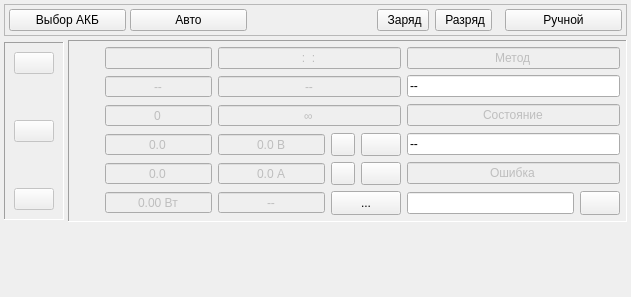
This is zrm/zrmmaindisplay.ui in dostapazov/powermon_v4 as Qt 5 draws it before an edit. The edited form follows.
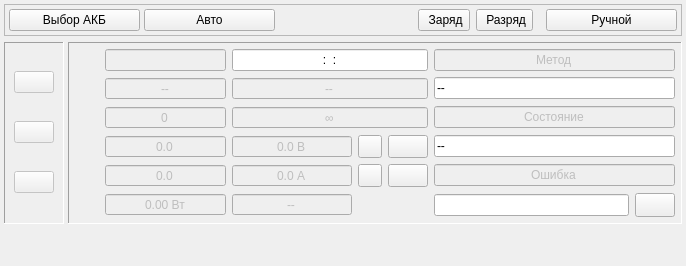
This is the edited form. Icons and pictures are not drawn.

Patch:
```diff
--- a/zrm/zrmmaindisplay.ui
+++ b/zrm/zrmmaindisplay.ui
@@ -6,8 +6,8 @@
    <rect>
     <x>0</x>
     <y>0</y>
-    <width>631</width>
-    <height>297</height>
+    <width>686</width>
+    <height>266</height>
    </rect>
   </property>
   <property name="sizePolicy">
@@ -19,7 +19,7 @@
   <property name="windowTitle">
    <string>Form</string>
   </property>
-  <layout class="QVBoxLayout" name="verticalLayout_2">
+  <layout class="QVBoxLayout" name="verticalLayout_2" stretch="0,0,0">
    <property name="spacing">
     <number>4</number>
    </property>
@@ -270,10 +270,19 @@
    </item>
    <item>
     <layout class="QHBoxLayout" name="horizontalLayout_4">
+     <property name="sizeConstraint">
+      <enum>QLayout::SetMaximumSize</enum>
+     </property>
+     <property name="topMargin">
+      <number>2</number>
+     </property>
+     <property name="bottomMargin">
+      <number>2</number>
+     </property>
      <item>
       <widget class="QFrame" name="ctrlButtonFrame">
        <property name="sizePolicy">
-        <sizepolicy hsizetype="Preferred" vsizetype="Fixed">
+        <sizepolicy hsizetype="Preferred" vsizetype="Expanding">
          <horstretch>0</horstretch>
          <verstretch>0</verstretch>
         </sizepolicy>
@@ -284,7 +293,13 @@
        <property name="frameShadow">
         <enum>QFrame::Sunken</enum>
        </property>
-       <layout class="QVBoxLayout" name="verticalLayout_3">
+       <layout class="QVBoxLayout" name="verticalLayout">
+        <property name="topMargin">
+         <number>6</number>
+        </property>
+        <property name="bottomMargin">
+         <number>6</number>
+        </property>
         <item>
          <widget class="QPushButton" name="bStart">
           <property name="enabled">
@@ -326,71 +341,6 @@
           </property>
          </widget>
         </item>
-        <item>
-         <spacer name="verticalSpacer_2">
-          <property name="orientation">
-           <enum>Qt::Vertical</enum>
-          </property>
-          <property name="sizeHint" stdset="0">
-           <size>
-            <width>20</width>
-            <height>40</height>
-           </size>
-          </property>
-         </spacer>
-        </item>
-        <item>
-         <widget class="QPushButton" name="bPause">
-          <property name="enabled">
-           <bool>false</bool>
-          </property>
-          <property name="sizePolicy">
-           <sizepolicy hsizetype="Fixed" vsizetype="Fixed">
-            <horstretch>0</horstretch>
-            <verstretch>0</verstretch>
-           </sizepolicy>
-          </property>
-          <property name="minimumSize">
-           <size>
-            <width>0</width>
-            <height>0</height>
-           </size>
-          </property>
-          <property name="text">
-           <string/>
-          </property>
-          <property name="icon">
-           <iconset resource="zrm_resource.qrc">
-            <normaloff>:/zrm/icons/pause.png</normaloff>
-            <normalon>:/zrm/icons/pause_pressed.png</normalon>:/zrm/icons/pause.png</iconset>
-          </property>
-          <property name="iconSize">
-           <size>
-            <width>32</width>
-            <height>32</height>
-           </size>
-          </property>
-          <property name="checkable">
-           <bool>false</bool>
-          </property>
-          <property name="flat">
-           <bool>false</bool>
-          </property>
-         </widget>
-        </item>
-        <item>
-         <spacer name="verticalSpacer_4">
-          <property name="orientation">
-           <enum>Qt::Vertical</enum>
-          </property>
-          <property name="sizeHint" stdset="0">
-           <size>
-            <width>20</width>
-            <height>40</height>
-           </size>
-          </property>
-         </spacer>
-        </item>
         <item>
          <widget class="QPushButton" name="bStop">
           <property name="enabled">
@@ -419,6 +369,45 @@
           </property>
          </widget>
         </item>
+        <item>
+         <widget class="QPushButton" name="bPause">
+          <property name="enabled">
+           <bool>false</bool>
+          </property>
+          <property name="sizePolicy">
+           <sizepolicy hsizetype="Fixed" vsizetype="Fixed">
+            <horstretch>0</horstretch>
+            <verstretch>0</verstretch>
+           </sizepolicy>
+          </property>
+          <property name="minimumSize">
+           <size>
+            <width>0</width>
+            <height>0</height>
+           </size>
+          </property>
+          <property name="text">
+           <string/>
+          </property>
+          <property name="icon">
+           <iconset resource="zrm_resource.qrc">
+            <normaloff>:/zrm/icons/pause.png</normaloff>
+            <normalon>:/zrm/icons/pause_pressed.png</normalon>:/zrm/icons/pause.png</iconset>
+          </property>
+          <property name="iconSize">
+           <size>
+            <width>32</width>
+            <height>32</height>
+           </size>
+          </property>
+          <property name="checkable">
+           <bool>false</bool>
+          </property>
+          <property name="flat">
+           <bool>false</bool>
+          </property>
+         </widget>
+        </item>
        </layout>
       </widget>
      </item>
@@ -706,7 +695,7 @@
            <double>0.000000000000000</double>
           </property>
           <property name="maximum">
-           <double>100000.000000000000000</double>
+           <double>1000000.000000000000000</double>
           </property>
           <property name="singleStep">
            <double>0.100000000000000</double>
@@ -915,7 +904,7 @@
         <item row="0" column="3" colspan="3">
          <widget class="QLineEdit" name="edTimeLimit">
           <property name="enabled">
-           <bool>false</bool>
+           <bool>true</bool>
           </property>
           <property name="sizePolicy">
            <sizepolicy hsizetype="Expanding" vsizetype="Fixed">
@@ -1115,29 +1104,6 @@
           </property>
          </widget>
         </item>
-        <item row="6" column="4" colspan="2">
-         <widget class="QToolButton" name="tempButton">
-          <property name="sizePolicy">
-           <sizepolicy hsizetype="Preferred" vsizetype="Preferred">
-            <horstretch>0</horstretch>
-            <verstretch>0</verstretch>
-           </sizepolicy>
-          </property>
-          <property name="text">
-           <string>...</string>
-          </property>
-          <property name="icon">
-           <iconset resource="zrm_resource.qrc">
-            <normaloff>:/zrm/icons/temperature.png</normaloff>:/zrm/icons/temperature.png</iconset>
-          </property>
-          <property name="iconSize">
-           <size>
-            <width>16</width>
-            <height>16</height>
-           </size>
-          </property>
-         </widget>
-        </item>
         <item row="3" column="5">
          <widget class="QPushButton" name="bVoltInc">
           <property name="sizePolicy">
@@ -1278,10 +1244,10 @@
            <number>1</number>
           </property>
           <property name="minimum">
-           <double>-100000.000000000000000</double>
+           <double>0.000000000000000</double>
           </property>
           <property name="maximum">
-           <double>100000.000000000000000</double>
+           <double>1000000.000000000000000</double>
           </property>
           <property name="singleStep">
            <double>0.100000000000000</double>
@@ -1313,6 +1279,37 @@
           </property>
          </widget>
         </item>
+        <item row="6" column="4" colspan="2">
+         <widget class="QLabel" name="labelTemperature">
+          <property name="sizePolicy">
+           <sizepolicy hsizetype="MinimumExpanding" vsizetype="Fixed">
+            <horstretch>0</horstretch>
+            <verstretch>0</verstretch>
+           </sizepolicy>
+          </property>
+          <property name="minimumSize">
+           <size>
+            <width>24</width>
+            <height>24</height>
+           </size>
+          </property>
+          <property name="maximumSize">
+           <size>
+            <width>24</width>
+            <height>24</height>
+           </size>
+          </property>
+          <property name="text">
+           <string/>
+          </property>
+          <property name="pixmap">
+           <pixmap resource="zrm_resource.qrc">:/zrm/icons/temperature.png</pixmap>
+          </property>
+          <property name="scaledContents">
+           <bool>true</bool>
+          </property>
+         </widget>
+        </item>
        </layout>
       </widget>
      </item>
```
Left out of the diff: 33 changed lines with no effect on the pictures.
